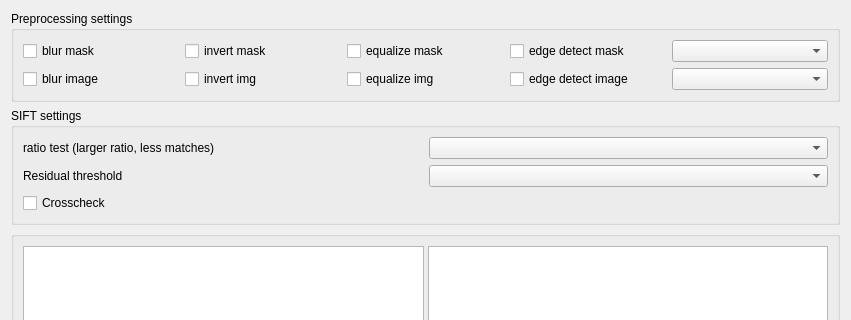
Qt form plugins/Affine/affineMatchDialog.ui (pyIVLS/pyIVLS) before a commit; both pictures show x 0 to 851 and y 0 to 320 of the 851 by 769 pixel window.
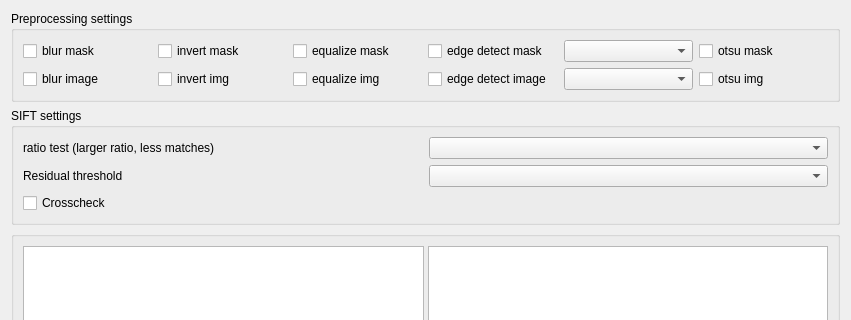
The same form after that commit.

Commit message: Otsu's threshold setting for Affine

Patch:
```diff
--- a/plugins/Affine/affineMatchDialog.ui
+++ b/plugins/Affine/affineMatchDialog.ui
@@ -82,6 +82,20 @@
       <item row="0" column="4">
        <widget class="QComboBox" name="sigmaMask"/>
       </item>
+      <item row="0" column="5">
+       <widget class="QCheckBox" name="otsuMask">
+        <property name="text">
+         <string>otsu mask</string>
+        </property>
+       </widget>
+      </item>
+      <item row="1" column="5">
+       <widget class="QCheckBox" name="otsuImage">
+        <property name="text">
+         <string>otsu img</string>
+        </property>
+       </widget>
+      </item>
      </layout>
     </widget>
    </item>
```
The commit also changes 11 other files.
